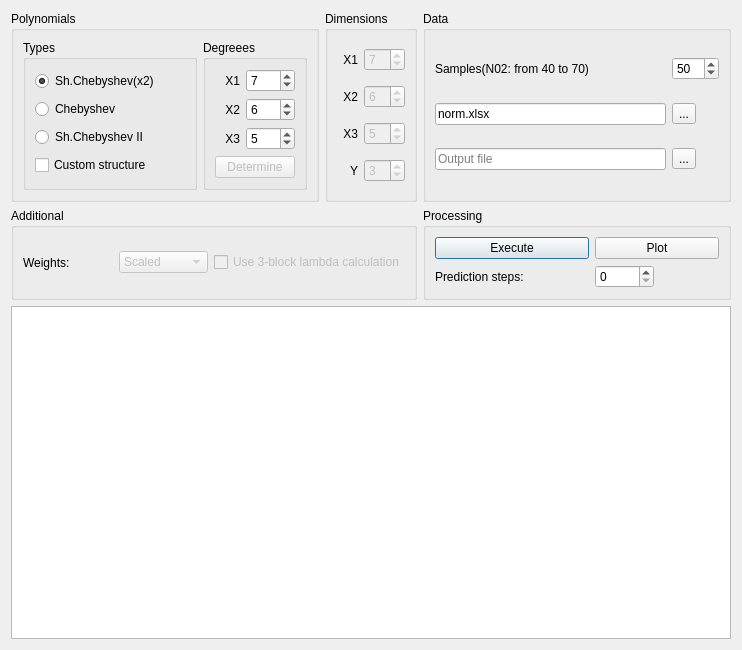
Before: the Qt Designer form lab_4/main_window.ui in fatvlady/sys-an-labs, drawn with Qt 5.
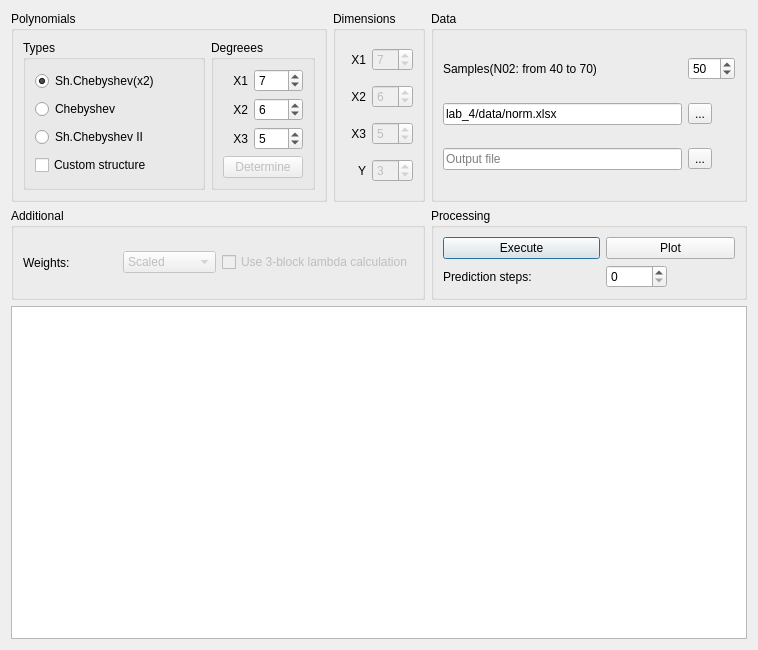
After: the same form once the commit is applied.

Patch:
```diff
--- a/lab_4/main_window.ui
+++ b/lab_4/main_window.ui
@@ -6,7 +6,7 @@
    <rect>
     <x>0</x>
     <y>0</y>
-    <width>742</width>
+    <width>758</width>
     <height>650</height>
    </rect>
   </property>
@@ -358,7 +358,7 @@
       <item row="1" column="0">
        <widget class="QLineEdit" name="line_input">
         <property name="text">
-         <string>norm.xlsx</string>
+         <string>lab_4/data/norm.xlsx</string>
         </property>
         <property name="placeholderText">
          <string>Input file</string>
@@ -386,7 +386,17 @@
     </widget>
    </item>
    <item row="2" column="0" colspan="3">
-    <widget class="QTableView" name="tableView"/>
+    <widget class="QTableView" name="tableView">
+     <property name="horizontalScrollBarPolicy">
+      <enum>Qt::ScrollBarAlwaysOff</enum>
+     </property>
+     <property name="editTriggers">
+      <set>QAbstractItemView::NoEditTriggers</set>
+     </property>
+     <property name="alternatingRowColors">
+      <bool>true</bool>
+     </property>
+    </widget>
    </item>
   </layout>
  </widget>
```
